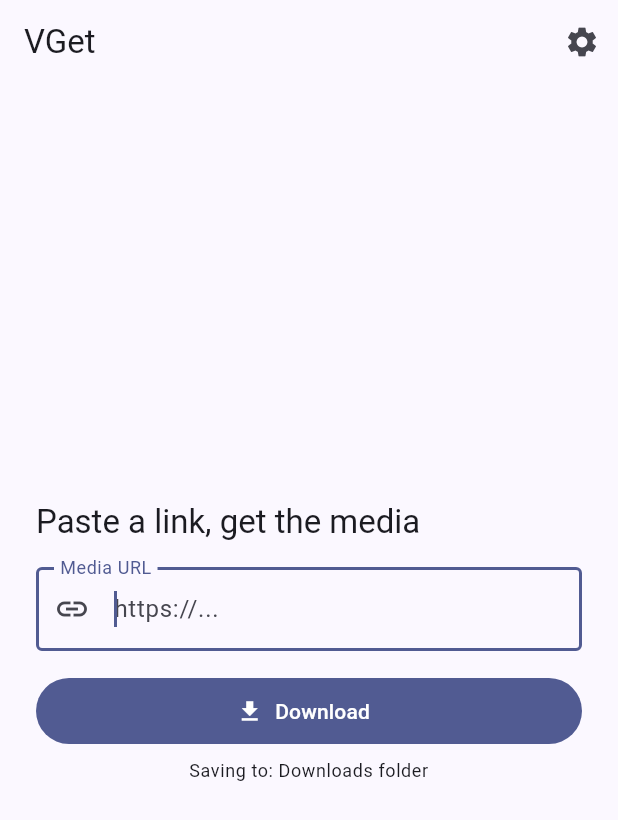
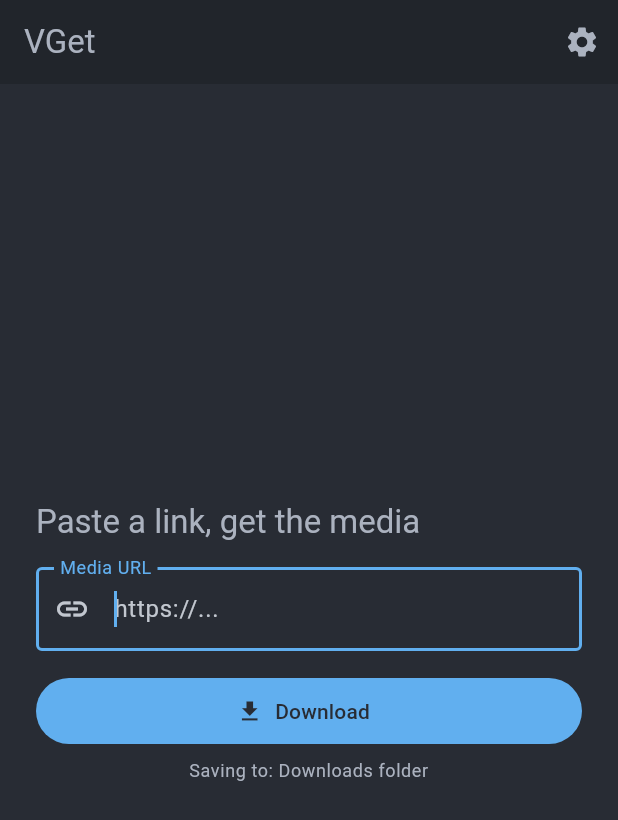
Before and after one commit to gschwim/VGet, a Flutter app: the screen it shows after launch, on a phone screen of 412 x 824 dp. Shown: the top 820 px of the screen. Run offline on Flutter 3.47's test engine with Material 3 defaults, Android fonts, the phone set to English and light mode, and no system bars; our stand-ins replace shared_preferences; missing offline and left inert: file_selector.

Commit message:
One Dark theme + fix stuck progress spinner
- Re-theme the client to Atom One Dark (dark surfaces, blue/purple/green/red
  accents, grey text).
- Only show the progress indicator while a download is in flight; a finished
  job left the indeterminate bar animating forever.

Co-Authored-By: Claude Opus 4.8 <noreply@anthropic.com>

```diff
--- a/app/lib/main.dart
+++ b/app/lib/main.dart
@@ -18,14 +18,48 @@ const _prefDownloadDir = 'downloadDir';
 class VGetApp extends StatelessWidget {
   const VGetApp({super.key});
 
+  // One Dark (Atom) palette
+  static const _bg = Color(0xFF282C34);
+  static const _bgDark = Color(0xFF21252B);
+  static const _fg = Color(0xFFABB2BF);
+  static const _blue = Color(0xFF61AFEF);
+  static const _purple = Color(0xFFC678DD);
+  static const _green = Color(0xFF98C379);
+  static const _red = Color(0xFFE06C75);
+  static const _grey = Color(0xFF5C6370);
+
   @override
   Widget build(BuildContext context) {
+    final scheme = ColorScheme.fromSeed(
+      seedColor: _blue,
+      brightness: Brightness.dark,
+    ).copyWith(
+      primary: _blue,
+      onPrimary: _bg,
+      secondary: _purple,
+      onSecondary: _bg,
+      surface: _bg,
+      onSurface: _fg,
+      error: _red,
+      onError: _bg,
+      surfaceContainerHighest: _bgDark,
+      secondaryContainer: const Color(0xFF2E3A2E), // success card (green-tinted)
+      onSecondaryContainer: _green,
+      errorContainer: const Color(0xFF3A2D30), // error card (red-tinted)
+      onErrorContainer: _red,
+      outline: _grey,
+    );
     return MaterialApp(
       title: 'VGet',
       debugShowCheckedModeBanner: false,
       theme: ThemeData(
-        colorScheme: ColorScheme.fromSeed(seedColor: Colors.indigo),
         useMaterial3: true,
+        colorScheme: scheme,
+        scaffoldBackgroundColor: _bg,
+        appBarTheme: const AppBarTheme(
+          backgroundColor: _bgDark,
+          foregroundColor: _fg,
+        ),
       ),
       home: const HomePage(),
     );
@@ -205,7 +239,7 @@ class _HomePageState extends State<HomePage> {
                   ),
                 ],
                 const SizedBox(height: 24),
-                if (job != null) ...[
+                if (_busy && job != null) ...[
                   LinearProgressIndicator(
                     value: (job.status == 'downloading' && progress > 0)
                         ? progress
```
